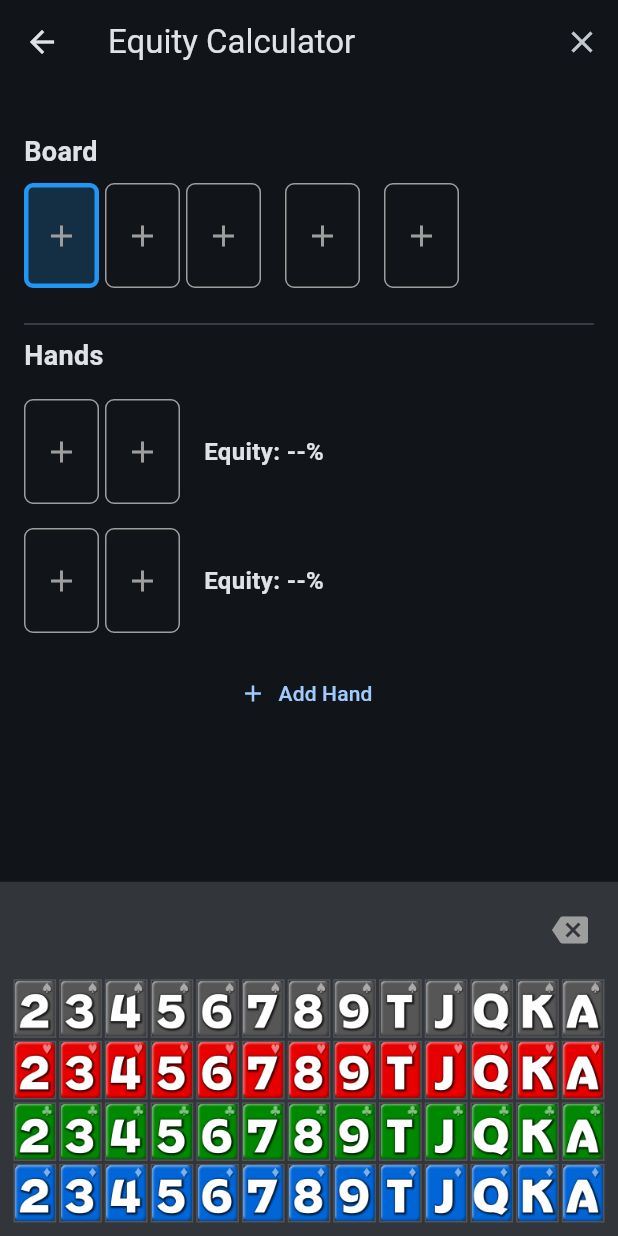
After one commit to go-maxus-go/op, a Flutter app: the EquityScreen screen opened directly, after a tap on the "add" icon, on a phone screen of 412 x 824 dp. The commit adds this screen. Run offline on Flutter 3.47's test engine with Material 3 defaults, Android fonts, the phone set to English and light mode, and no system bars; our stand-ins replace yaml.

Commit message:
Add equity screen

```diff
--- /dev/null
+++ b/lib/equity_screen.dart
@@ -0,0 +1,385 @@
+import 'package:flutter/material.dart' hide Card;
+import 'card.dart';
+import 'deck.dart';
+
+class EquityScreen extends StatefulWidget {
+  const EquityScreen({super.key});
+
+  @override
+  State<EquityScreen> createState() => _EquityScreenState();
+}
+
+abstract class SelectionTarget {
+  @override
+  bool operator ==(Object other) =>
+      identical(this, other) ||
+      other is SelectionTarget && runtimeType == other.runtimeType;
+
+  @override
+  int get hashCode => runtimeType.hashCode;
+}
+
+class BoardTarget extends SelectionTarget {
+  final int index;
+  BoardTarget(this.index);
+
+  @override
+  bool operator ==(Object other) =>
+      identical(this, other) ||
+      other is BoardTarget && index == other.index;
+
+  @override
+  int get hashCode => index.hashCode;
+}
+
+class HandTarget extends SelectionTarget {
+  final int handIndex;
+  final int cardIndex;
+  HandTarget(this.handIndex, this.cardIndex);
+
+  @override
+  bool operator ==(Object other) =>
+      identical(this, other) ||
+      other is HandTarget &&
+          handIndex == other.handIndex &&
+          cardIndex == other.cardIndex;
+
+  @override
+  int get hashCode => handIndex.hashCode ^ cardIndex.hashCode;
+}
+
+class _EquityScreenState extends State<EquityScreen> {
+  List<Card?> _board = List.filled(5, null);
+  final List<List<Card?>> _hands = [
+    [null, null],
+    [null, null],
+  ];
+
+  SelectionTarget? _currentSelection;
+
+  Set<Card> get _selectedCards {
+    final set = <Card>{};
+    for (var card in _board) {
+      if (card != null) set.add(card);
+    }
+    for (var hand in _hands) {
+      for (var card in hand) {
+        if (card != null) set.add(card);
+      }
+    }
+    return set;
+  }
+
+  void _onCardSelectedFromKeyboard(Card? card) {
+    if (_currentSelection == null) return;
+
+    setState(() {
+      final target = _currentSelection!;
+      if (target is BoardTarget) {
+        _board[target.index] = card;
+        if (card != null) {
+          // Auto-advance logic
+          if (target.index < 4) {
+            _currentSelection = BoardTarget(target.index + 1);
+          } else {
+            _currentSelection = null;
+          }
+        } else {
+          // Auto-step back logic
+          if (target.index > 0) {
+            _currentSelection = BoardTarget(target.index - 1);
+          }
+        }
+      } else if (target is HandTarget) {
+        _hands[target.handIndex][target.cardIndex] = card;
+        if (card != null) {
+          // Auto-advance logic
+          if (target.cardIndex == 0) {
+            _currentSelection = HandTarget(target.handIndex, 1);
+          } else if (target.handIndex < _hands.length - 1) {
+            _currentSelection = HandTarget(target.handIndex + 1, 0);
+          } else {
+            _currentSelection = null;
+          }
+        } else {
+          // Auto-step back logic
+          if (target.cardIndex == 1) {
+            _currentSelection = HandTarget(target.handIndex, 0);
+          } else if (target.handIndex > 0) {
+            _currentSelection = HandTarget(target.handIndex - 1, 1);
+          }
+        }
+      }
+    });
+  }
+
+  void _addHand() {
+    setState(() {
+      _hands.add([null, null]);
+    });
+  }
+
+  void _removeHand(int index) {
+    setState(() {
+      _hands.removeAt(index);
+      if (_currentSelection is HandTarget) {
+        final target = _currentSelection as HandTarget;
+        if (target.handIndex == index) {
+          _currentSelection = null;
+        } else if (target.handIndex > index) {
+          _currentSelection = HandTarget(target.handIndex - 1, target.cardIndex);
+        }
+      }
+    });
+  }
+
+  Widget _buildCardSlot({
+    required Card? card,
+    required SelectionTarget target,
+    String? label,
+  }) {
+    final isSelected = _currentSelection == target;
+    final width = 50.0;
+    final height = 70.0;
+
+    return GestureDetector(
+      onTap: () {
+        setState(() {
+          if (_currentSelection == target) {
+            _currentSelection = null; // Toggle off
+          } else {
+            _currentSelection = target;
+          }
+        });
+      },
+      child: Column(
+        mainAxisSize: MainAxisSize.min,
+        children: [
+          Container(
+            width: width,
+            height: height,
+            decoration: BoxDecoration(
+              color: isSelected ? Colors.blue.withValues(alpha: 0.2) : Colors.transparent,
+              border: Border.all(
+                color: isSelected ? Colors.blue : Colors.grey,
+                width: isSelected ? 3 : 1,
+              ),
+              borderRadius: BorderRadius.circular(6),
+            ),
+            child: card != null
+                ? Image.asset(card.assetPath, fit: BoxFit.contain)
+                : const Center(child: Icon(Icons.add, color: Colors.grey)),
+          ),
+          if (label != null) ...[
+            const SizedBox(height: 4),
+            Text(label, style: const TextStyle(fontSize: 10, color: Colors.grey)),
+          ],
+        ],
+      ),
+    );
+  }
+
+  Widget _buildBoard() {
+    return Padding(
+      padding: const EdgeInsets.symmetric(vertical: 16.0),
+      child: Column(
+        crossAxisAlignment: CrossAxisAlignment.start,
+        children: [
+          const Text('Board',
+              style: TextStyle(fontSize: 18, fontWeight: FontWeight.bold)),
+          const SizedBox(height: 8),
+          Row(
+            children: [
+              _buildCardSlot(card: _board[0], target: BoardTarget(0)),
+              const SizedBox(width: 4),
+              _buildCardSlot(card: _board[1], target: BoardTarget(1)),
+              const SizedBox(width: 4),
+              _buildCardSlot(card: _board[2], target: BoardTarget(2)),
+              const SizedBox(width: 16),
+              _buildCardSlot(card: _board[3], target: BoardTarget(3)),
+              const SizedBox(width: 16),
+              _buildCardSlot(card: _board[4], target: BoardTarget(4)),
+            ],
+          ),
+        ],
+      ),
+    );
+  }
+
+  Widget _buildHands() {
+    return Expanded(
+      child: ListView.builder(
+        itemCount: _hands.length + 1,
+        itemBuilder: (context, index) {
+          if (index == _hands.length) {
+            return Padding(
+              padding: const EdgeInsets.symmetric(vertical: 8.0),
+              child: TextButton.icon(
+                onPressed: _addHand,
+                icon: const Icon(Icons.add),
+                label: const Text('Add Hand'),
+              ),
+            );
+          }
+          final hand = _hands[index];
+          return Padding(
+            padding: const EdgeInsets.symmetric(vertical: 8.0),
+            child: Row(
+              children: [
+                _buildCardSlot(card: hand[0], target: HandTarget(index, 0)),
+                const SizedBox(width: 4),
+                _buildCardSlot(card: hand[1], target: HandTarget(index, 1)),
+                const SizedBox(width: 16),
+                const Expanded(
+                  child: Text(
+                    'Equity: --%',
+                    style: TextStyle(fontSize: 16, fontWeight: FontWeight.bold),
+                  ),
+                ),
+                if (_hands.length > 2)
+                  IconButton(
+                    icon: const Icon(Icons.close, color: Colors.red),
+                    onPressed: () => _removeHand(index),
+                  ),
+              ],
+            ),
+          );
+        },
+      ),
+    );
+  }
+
+  Widget _buildKeyboard() {
+    if (_currentSelection == null) {
+      return const SizedBox.shrink();
+    }
+
+    // Generate cards in order using Deck with seed 0
+    final deck = Deck(seed: 0);
+    final allCards = <Card>[];
+    for (int i = 0; i < 52; i++) {
+      allCards.add(deck.nextCard());
+    }
+
+    final selectedCards = _selectedCards;
+
+    // We know Deck with seed 0 produces exactly 4 suits * 13 values
+    // So we can just split into 4 rows of 13.
+    final rows = <Widget>[];
+    for (int i = 0; i < 4; i++) {
+      final rowCards = allCards.sublist(i * 13, (i + 1) * 13);
+      final rowWidgets = rowCards.map((card) {
+        final isUsed = selectedCards.contains(card);
+        return Expanded(
+          child: GestureDetector(
+            onTap: isUsed ? null : () => _onCardSelectedFromKeyboard(card),
+            child: Opacity(
+              opacity: isUsed ? 0.3 : 1.0,
+              child: Container(
+                margin: const EdgeInsets.all(1.0),
+                decoration: BoxDecoration(
+                  border: Border.all(color: Colors.grey.withValues(alpha: 0.3)),
+                ),
+                child: Image.asset(card.assetPath, fit: BoxFit.contain),
+              ),
+            ),
+          ),
+        );
+      }).toList();
+
+      rows.add(
+        Row(
+          mainAxisAlignment: MainAxisAlignment.spaceEvenly,
+          children: rowWidgets,
+        ),
+      );
+    }
+
+    return GestureDetector(
+      onTap: () {}, // Consume tap to prevent background GestureDetector from hiding keyboard
+      child: Center(
+        child: ConstrainedBox(
+          constraints: const BoxConstraints(maxWidth: 650),
+          child: Container(
+            color: Theme.of(context).colorScheme.surfaceContainerHighest,
+            padding: const EdgeInsets.all(8.0),
+            child: Column(
+              mainAxisSize: MainAxisSize.min,
+              children: [
+                Row(
+                  mainAxisAlignment: MainAxisAlignment.end,
+                  children: [
+                    IconButton(
+                      onPressed: () => _onCardSelectedFromKeyboard(null),
+                      icon: const Icon(Icons.backspace, color: Colors.grey),
+                      tooltip: 'Clear Slot',
+                    ),                  ],
+                ),
+                const SizedBox(height: 8),
+                ...rows,
+              ],
+            ),
+          ),
+        ),
+      ),
+    );
+  }
+
+  @override
+  Widget build(BuildContext context) {
+    return Scaffold(
+      appBar: AppBar(
+        title: const Text('Equity Calculator'),
+        actions: [
+          IconButton(
+            icon: const Icon(Icons.clear),
+            onPressed: () {
+              setState(() {
+                _board = List.filled(5, null);
+                for (int i = 0; i < _hands.length; i++) {
+                  _hands[i] = [null, null];
+                }
+                _currentSelection = null;
+              });
+            },
+            tooltip: 'Clear All',
+          ),
+        ],
+      ),
+      body: GestureDetector(
+        onTap: () {
+          setState(() {
+            _currentSelection = null;
+          });
+        },
+        behavior: HitTestBehavior.translucent,
+        child: Column(
+          children: [
+            Expanded(
+              child: Padding(
+                padding: const EdgeInsets.all(16.0),
+                child: Column(
+                  children: [
+                    _buildBoard(),
+                    const Divider(),
+                    Row(
+                      mainAxisAlignment: MainAxisAlignment.spaceBetween,
+                      children: [
+                        const Text('Hands',
+                            style: TextStyle(
+                                fontSize: 18, fontWeight: FontWeight.bold)),
+                      ],
+                    ),
+                    const SizedBox(height: 8),
+                    _buildHands(),
+                  ],
+                ),
+              ),
+            ),
+            _buildKeyboard(),
+          ],
+        ),
+      ),
+    );
+  }
+}
--- a/lib/main.dart
+++ b/lib/main.dart
@@ -1,6 +1,7 @@
 import 'package:flutter/material.dart';
 
 import 'charts_configurator_screen.dart';
+import 'equity_screen.dart';
 import 'theme.dart';
 
 void main() {
@@ -90,6 +91,22 @@ class MainMenuScreen extends StatelessWidget {
                 },
                 child: const Text('Preflop'),
               ),
+              const SizedBox(height: 16.0),
+              ElevatedButton(
+                style: ElevatedButton.styleFrom(
+                  padding: const EdgeInsets.symmetric(vertical: 24.0),
+                  textStyle: const TextStyle(fontSize: 24),
+                ),
+                onPressed: () {
+                  Navigator.push(
+                    context,
+                    MaterialPageRoute(
+                      builder: (context) => const EquityScreen(),
+                    ),
+                  );
+                },
+                child: const Text('Equity'),
+              ),
             ],
           ),
         ),
```
